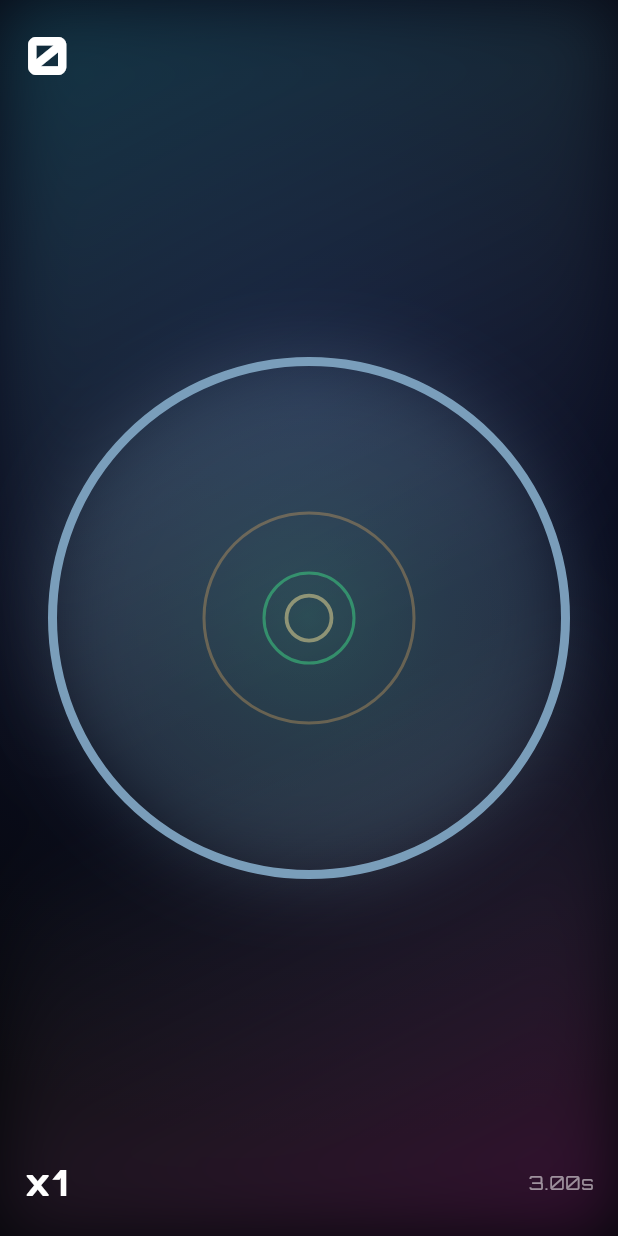
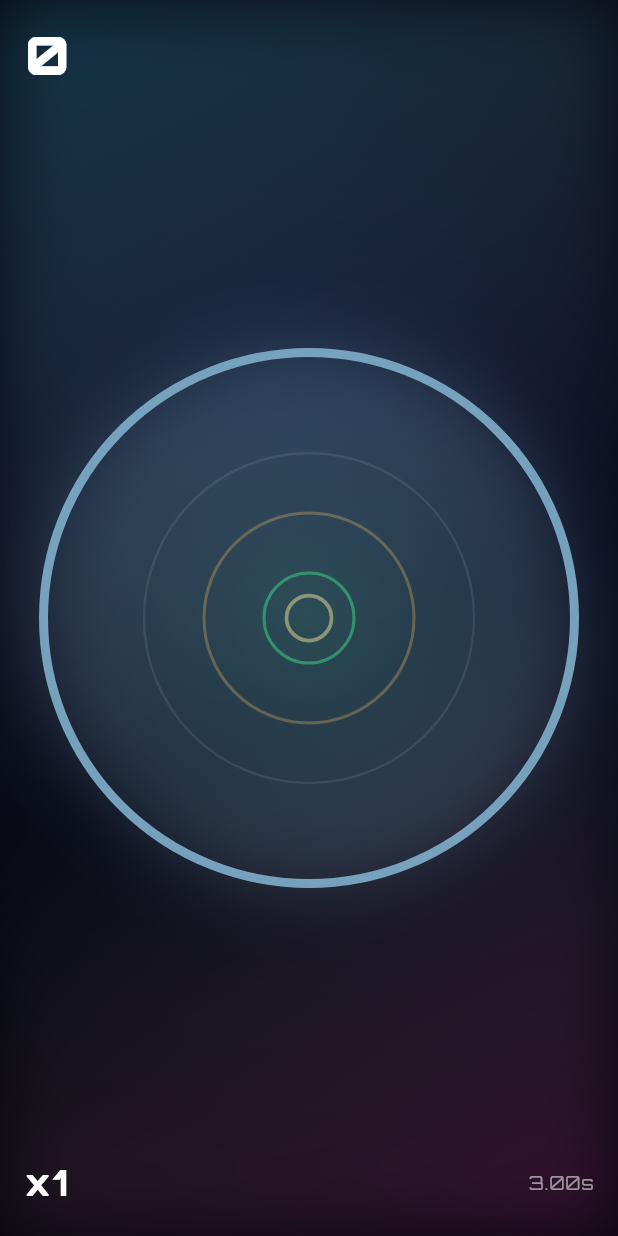
Before and after one commit to dimkahex/NeonTap, a Flutter app: the screen it shows after launch, after a tap on "PLAY", on a phone screen of 412 x 824 dp. Run offline on Flutter 3.47's test engine with Material 3 defaults, Android fonts, the phone set to English and light mode, and no system bars; our stand-ins replace audioplayers, firebase_auth, firebase_core, google_fonts, shared_preferences; accounts and stored records are empty; network calls fail.

Commit message:
gameplay-drift-okzone-floatingpoints
Made-with: Cursor:

```diff
--- a/lib/src/game/judgement.dart
+++ b/lib/src/game/judgement.dart
@@ -1,4 +1,5 @@
 enum HitJudgement {
+  ok,
   ultra,
   perfect,
   good,
@@ -7,6 +8,7 @@ enum HitJudgement {
 
 extension HitJudgementUi on HitJudgement {
   String get label => switch (this) {
+        HitJudgement.ok => 'OK',
         HitJudgement.ultra => 'ULTRA',
         HitJudgement.perfect => 'PERFECT',
         HitJudgement.good => 'GOOD',
@@ -14,6 +16,7 @@ extension HitJudgementUi on HitJudgement {
       };
 
   int get basePoints => switch (this) {
+        HitJudgement.ok => 1,
         HitJudgement.ultra => 10,
         HitJudgement.perfect => 5,
         HitJudgement.good => 2,
--- a/lib/src/screens/game_screen.dart
+++ b/lib/src/screens/game_screen.dart
@@ -11,6 +11,7 @@ import '../services/local_stats.dart';
 import '../services/sfx.dart';
 import '../ui/neon_background.dart';
 import '../ui/neon_circle_painter.dart';
+import '../ui/floating_points_overlay.dart';
 import '../ui/particles_overlay.dart';
 import 'results_screen.dart';
 
@@ -29,8 +30,12 @@ class _GameScreenState extends State<GameScreen> with TickerProviderStateMixin {
   late AnimationController _shrink;
   late AnimationController _pulse;
   late AnimationController _missFlash;
+  late AnimationController _hitPulse;
+  late AnimationController _drift;
 
   final ValueNotifier<ParticleEvent?> _particleEvents = particleEventsNotifier();
+  final ValueNotifier<FloatingPointsEvent?> _floatingPoints = floatingPointsNotifier();
+  final ValueNotifier<Offset> _centerOffset = ValueNotifier<Offset>(Offset.zero);
 
   int _score = 0;
   int _comboPow = 0; // 0..4 => x1..x16
@@ -52,6 +57,10 @@ class _GameScreenState extends State<GameScreen> with TickerProviderStateMixin {
       ..forward();
     _pulse = AnimationController(vsync: this, duration: const Duration(milliseconds: 1100))..repeat();
     _missFlash = AnimationController(vsync: this, duration: const Duration(milliseconds: 180));
+    _hitPulse = AnimationController(vsync: this, duration: const Duration(milliseconds: 140));
+    _drift = AnimationController(vsync: this, duration: const Duration(milliseconds: 3200))
+      ..addListener(_updateDrift)
+      ..repeat();
   }
 
   @override
@@ -61,6 +70,9 @@ class _GameScreenState extends State<GameScreen> with TickerProviderStateMixin {
     _shrink.dispose();
     _pulse.dispose();
     _missFlash.dispose();
+    _hitPulse.dispose();
+    _drift.dispose();
+    _centerOffset.dispose();
     Sfx.stop();
     super.dispose();
   }
@@ -89,6 +101,7 @@ class _GameScreenState extends State<GameScreen> with TickerProviderStateMixin {
     if (r < 15) return HitJudgement.ultra;
     if (r < 30) return HitJudgement.perfect;
     if (r < 70) return HitJudgement.good;
+    if (r < 110) return HitJudgement.ok;
     return HitJudgement.miss;
   }
 
@@ -100,7 +113,14 @@ class _GameScreenState extends State<GameScreen> with TickerProviderStateMixin {
 
   Future<void> _handleJudgement(HitJudgement j) async {
     final int seed = DateTime.now().microsecondsSinceEpoch & 0x7fffffff;
-    emitParticleEvent(_particleEvents, j, seed);
+    final double intensity = switch (j) {
+      HitJudgement.ultra => 1.55,
+      HitJudgement.perfect => 1.25,
+      HitJudgement.good => 1.05,
+      HitJudgement.ok => 0.9,
+      HitJudgement.miss => 0.95,
+    };
+    emitParticleEvent(_particleEvents, j, seed, intensity: intensity);
 
     await Future.wait(<Future<void>>[
       Haptics.forJudgement(j),
@@ -114,22 +134,27 @@ class _GameScreenState extends State<GameScreen> with TickerProviderStateMixin {
         _comboPow = (_comboPow + 1).clamp(0, 4);
         _bestComboPow = math.max(_bestComboPow, _comboPow);
         final int add = j.basePoints * _comboMultiplier;
-        setState(() {
-          _score += add;
-        });
-        _showBigText(j.label, scale: 1.14, glow: true);
+        emitFloatingPoints(_floatingPoints, value: add, j: j, seed: seed);
+        _hitPulse.forward(from: 0);
+        _showBigText(j.label, scale: 1.16, glow: true);
         _slowMoFor(const Duration(seconds: 5));
+        await Future<void>.delayed(const Duration(milliseconds: 120));
+        if (!mounted) return;
+        setState(() => _score += add);
         _restartCycle(scoreAfterTap: _score);
         return;
       case HitJudgement.perfect:
       case HitJudgement.good:
+      case HitJudgement.ok:
         _comboPow = (_comboPow + 1).clamp(0, 4);
         _bestComboPow = math.max(_bestComboPow, _comboPow);
         final int add = j.basePoints * _comboMultiplier;
-        setState(() {
-          _score += add;
-        });
-        _showBigText(j.label, scale: 1.06, glow: false);
+        emitFloatingPoints(_floatingPoints, value: add, j: j, seed: seed);
+        _hitPulse.forward(from: 0);
+        _showBigText(j.label, scale: j == HitJudgement.ok ? 1.02 : 1.08, glow: j == HitJudgement.perfect);
+        await Future<void>.delayed(const Duration(milliseconds: 110));
+        if (!mounted) return;
+        setState(() => _score += add);
         _restartCycle(scoreAfterTap: _score);
         return;
       case HitJudgement.miss:
@@ -141,6 +166,17 @@ class _GameScreenState extends State<GameScreen> with TickerProviderStateMixin {
         await _finishRun();
         return;
     }
+  }
+
+  void _updateDrift() {
+    // Drift starts later to keep early game clean.
+    if (_score < 150) {
+      if (_centerOffset.value != Offset.zero) _centerOffset.value = Offset.zero;
+      return;
+    }
+    final double t = _drift.value * math.pi * 2;
+    final double amp = (_score >= 400 ? 18.0 : 10.0);
+    _centerOffset.value = Offset(math.sin(t * 0.9) * amp, math.cos(t * 1.1) * (amp * 0.7));
   }
 
   void _slowMoFor(Duration d) {
@@ -214,15 +250,17 @@ class _GameScreenState extends State<GameScreen> with TickerProviderStateMixin {
             children: <Widget>[
               Positioned.fill(
                 child: AnimatedBuilder(
-                  animation: Listenable.merge(<Listenable>[_shrink, _pulse, _missFlash]),
+                  animation: Listenable.merge(<Listenable>[_shrink, _pulse, _missFlash, _hitPulse, _centerOffset]),
                   builder: (BuildContext context, _) {
                     final double r = _currentRadius;
+                    final double hitScale = 1.0 + (0.035 * (1.0 - Curves.easeOut.transform(_hitPulse.value)));
                     return CustomPaint(
                       painter: NeonCirclePainter(
-                        radius: r,
+                        radius: r * hitScale,
                         maxRadius: _maxRadius,
                         pulse: distract ? _pulse.value : 0,
                         missFlash: _missFlash.value,
+                        centerOffset: _centerOffset.value,
                       ),
                       child: const SizedBox.expand(),
                     );
@@ -230,6 +268,7 @@ class _GameScreenState extends State<GameScreen> with TickerProviderStateMixin {
                 ),
               ),
               Positioned.fill(child: ParticlesOverlay(events: _particleEvents)),
+              Positioned.fill(child: FloatingPointsOverlay(events: _floatingPoints, centerOffset: _centerOffset)),
               Positioned(
                 top: 14,
                 left: 16,
@@ -288,8 +327,8 @@ class _GameScreenState extends State<GameScreen> with TickerProviderStateMixin {
                               fontWeight: FontWeight.w900,
                               letterSpacing: 2.8,
                               shadows: const <Shadow>[
-                                Shadow(color: Color(0x8835E6FF), blurRadius: 24),
-                                Shadow(color: Color(0x66FF2ED1), blurRadius: 28),
+                                Shadow(color: Color(0xAA35E6FF), blurRadius: 28),
+                                Shadow(color: Color(0x88FF2ED1), blurRadius: 34),
                               ],
                             ),
                       ),
--- /dev/null
+++ b/lib/src/ui/floating_points_overlay.dart
@@ -0,0 +1,172 @@
+import 'dart:math' as math;
+
+import 'package:flutter/material.dart';
+
+import '../game/judgement.dart';
+
+class FloatingPointsOverlay extends StatefulWidget {
+  const FloatingPointsOverlay({
+    super.key,
+    required this.events,
+    required this.centerOffset,
+  });
+
+  final ValueNotifier<FloatingPointsEvent?> events;
+  final ValueNotifier<Offset> centerOffset;
+
+  @override
+  State<FloatingPointsOverlay> createState() => _FloatingPointsOverlayState();
+}
+
+class _FloatingPointsOverlayState extends State<FloatingPointsOverlay> with SingleTickerProviderStateMixin {
+  late final AnimationController _ticker;
+  final List<_FloatingPoints> _items = <_FloatingPoints>[];
+
+  @override
+  void initState() {
+    super.initState();
+    _ticker = AnimationController(vsync: this, duration: const Duration(milliseconds: 16))
+      ..addListener(_onTick)
+      ..repeat();
+    widget.events.addListener(_onEvent);
+  }
+
+  @override
+  void dispose() {
+    widget.events.removeListener(_onEvent);
+    _ticker.dispose();
+    super.dispose();
+  }
+
+  void _onEvent() {
+    final FloatingPointsEvent? e = widget.events.value;
+    if (e == null) return;
+    final int now = DateTime.now().millisecondsSinceEpoch;
+    _items.add(
+      _FloatingPoints(
+        createdAtMs: now,
+        value: e.value,
+        j: e.j,
+        seed: e.seed,
+      ),
+    );
+  }
+
+  void _onTick() {
+    if (_items.isEmpty) return;
+    final int now = DateTime.now().millisecondsSinceEpoch;
+    _items.removeWhere((_) => (now - _.createdAtMs) > _.ttlMs);
+    setState(() {});
+  }
+
+  @override
+  Widget build(BuildContext context) {
+    if (_items.isEmpty) return const SizedBox.shrink();
+
+    final Offset base = Offset(MediaQuery.sizeOf(context).width / 2, MediaQuery.sizeOf(context).height / 2) +
+        widget.centerOffset.value;
+
+    return IgnorePointer(
+      child: Stack(
+        children: _items.map((_) {
+          final int now = DateTime.now().millisecondsSinceEpoch;
+          final double t = ((now - _.createdAtMs) / _.ttlMs).clamp(0.0, 1.0);
+          final double ease = Curves.easeOutCubic.transform(t);
+          final double fade = (1.0 - Curves.easeIn.transform(t)).clamp(0.0, 1.0);
+
+          final math.Random r = math.Random(_.seed);
+          final double xJitter = (r.nextDouble() - 0.5) * 40;
+
+          final Offset p = base + Offset(xJitter, -140 * ease);
+
+          final TextStyle style = _styleFor(context, _.j).copyWith(
+            color: _styleFor(context, _.j).color?.withOpacity(fade),
+          );
+
+          final double scale = (1.15 - 0.15 * t).clamp(0.9, 1.2);
+
+          return Positioned(
+            left: p.dx,
+            top: p.dy,
+            child: Transform.scale(
+              scale: scale,
+              alignment: Alignment.centerLeft,
+              child: Text(
+                '+${_.value}',
+                style: style,
+              ),
+            ),
+          );
+        }).toList(growable: false),
+      ),
+    );
+  }
+
+  TextStyle _styleFor(BuildContext context, HitJudgement j) {
+    final TextStyle base =
+        Theme.of(context).textTheme.headlineSmall?.copyWith(fontWeight: FontWeight.w900, letterSpacing: 0.6) ??
+            const TextStyle(fontSize: 26, fontWeight: FontWeight.w900);
+
+    return switch (j) {
+      HitJudgement.ultra => base.copyWith(
+          fontSize: 34,
+          color: const Color(0xFFFFE082),
+          shadows: const <Shadow>[Shadow(color: Color(0xAAFFE082), blurRadius: 24)],
+        ),
+      HitJudgement.perfect => base.copyWith(
+          fontSize: 30,
+          color: const Color(0xFF2CFF7B),
+          shadows: const <Shadow>[Shadow(color: Color(0x992CFF7B), blurRadius: 18)],
+        ),
+      HitJudgement.good => base.copyWith(
+          fontSize: 26,
+          color: Colors.orangeAccent,
+          shadows: const <Shadow>[Shadow(color: Color(0x88FFB74D), blurRadius: 14)],
+        ),
+      HitJudgement.ok => base.copyWith(
+          fontSize: 22,
+          color: Colors.white70,
+          shadows: const <Shadow>[Shadow(color: Color(0x8835E6FF), blurRadius: 10)],
+        ),
+      HitJudgement.miss => base.copyWith(
+          fontSize: 24,
+          color: Colors.redAccent,
+          shadows: const <Shadow>[Shadow(color: Color(0x88FF3355), blurRadius: 14)],
+        ),
+    };
+  }
+}
+
+class FloatingPointsEvent {
+  const FloatingPointsEvent({
+    required this.value,
+    required this.j,
+    required this.seed,
+  });
+
+  final int value;
+  final HitJudgement j;
+  final int seed;
+}
+
+ValueNotifier<FloatingPointsEvent?> floatingPointsNotifier() => ValueNotifier<FloatingPointsEvent?>(null);
+
+void emitFloatingPoints(ValueNotifier<FloatingPointsEvent?> n, {required int value, required HitJudgement j, required int seed}) {
+  n.value = FloatingPointsEvent(value: value, j: j, seed: seed);
+}
+
+class _FloatingPoints {
+  const _FloatingPoints({
+    required this.createdAtMs,
+    required this.value,
+    required this.j,
+    required this.seed,
+  });
+
+  final int createdAtMs;
+  final int value;
+  final HitJudgement j;
+  final int seed;
+
+  int get ttlMs => 620;
+}
--- a/lib/src/ui/neon_circle_painter.dart
+++ b/lib/src/ui/neon_circle_painter.dart
@@ -11,16 +11,18 @@ class NeonCirclePainter extends CustomPainter {
     required this.maxRadius,
     required this.pulse,
     required this.missFlash,
+    required this.centerOffset,
   });
 
   final double radius;
   final double maxRadius;
   final double pulse; // 0..1
   final double missFlash; // 0..1
+  final Offset centerOffset;
 
   @override
   void paint(Canvas canvas, Size size) {
-    final Offset c = Offset(size.width / 2, size.height / 2);
+    final Offset c = Offset(size.width / 2, size.height / 2) + centerOffset;
     final Rect bounds = Offset.zero & size;
 
     final Paint bgGlow = Paint()
@@ -56,6 +58,7 @@ class NeonCirclePainter extends CustomPainter {
     _ring(canvas, c, 70, Colors.orangeAccent.withOpacity(0.35));
     _ring(canvas, c, 30, const Color(0xFF2CFF7B).withOpacity(0.45));
     _ring(canvas, c, 15, const Color(0xFFFFE082).withOpacity(0.55), width: 2.5);
+    _ring(canvas, c, 110, Colors.white.withOpacity(0.10), width: 1.5); // OK zone (wide / low points)
 
     canvas.drawCircle(c, r * 1.02 * distract, outerGlow);
     canvas.drawCircle(c, r * distract, ring);
@@ -79,6 +82,7 @@ class NeonCirclePainter extends CustomPainter {
     return oldDelegate.radius != radius ||
         oldDelegate.maxRadius != maxRadius ||
         oldDelegate.pulse != pulse ||
-        oldDelegate.missFlash != missFlash;
+        oldDelegate.missFlash != missFlash ||
+        oldDelegate.centerOffset != centerOffset;
   }
 }
--- a/lib/src/ui/particles_overlay.dart
+++ b/lib/src/ui/particles_overlay.dart
@@ -51,6 +51,7 @@ class _ParticlesOverlayState extends State<ParticlesOverlay> with SingleTickerPr
               t: _c.value,
               color: _colorFor(e.j),
               seed: e.seed,
+              intensity: e.intensity,
             ),
             size: Size.infinite,
           );
@@ -68,11 +69,12 @@ class _ParticlesOverlayState extends State<ParticlesOverlay> with SingleTickerPr
 }
 
 class _ParticlesPainter extends CustomPainter {
-  _ParticlesPainter({required this.t, required this.color, required this.seed});
+  _ParticlesPainter({required this.t, required this.color, required this.seed, required this.intensity});
 
   final double t; // 0..1
   final Color color;
   final int seed;
+  final double intensity; // 0.8..1.6
 
   @override
   void paint(Canvas canvas, Size size) {
@@ -81,17 +83,17 @@ class _ParticlesPainter extends CustomPainter {
     // Expanding shockwave.
     final Paint wave = Paint()
       ..style = PaintingStyle.stroke
-      ..strokeWidth = 3
+      ..strokeWidth = 3.0 * intensity
       ..color = color.withOpacity((1 - t) * 0.55);
-    canvas.drawCircle(c, 30 + 220 * t, wave);
+    canvas.drawCircle(c, 30 + (220 * intensity) * t, wave);
 
     // Simple burst dots.
     final math.Random r = math.Random(seed);
-    final int n = 18;
+    final int n = (18 * intensity).round().clamp(12, 48);
     for (int i = 0; i < n; i++) {
       final double a = r.nextDouble() * math.pi * 2;
-      final double sp = 40 + r.nextDouble() * 180;
-      final double rad = 2 + r.nextDouble() * 3;
+      final double sp = (40 + r.nextDouble() * 180) * intensity;
+      final double rad = (2 + r.nextDouble() * 3) * (0.85 + 0.25 * intensity);
       final double dist = sp * Curves.easeOut.transform(t);
       final Offset p = c + Offset(math.cos(a), math.sin(a)) * dist;
       final Paint dot = Paint()..color = color.withOpacity((1 - t) * 0.9);
@@ -106,14 +108,15 @@ class _ParticlesPainter extends CustomPainter {
 }
 
 class ParticleEvent {
-  const ParticleEvent({required this.j, required this.seed});
+  const ParticleEvent({required this.j, required this.seed, required this.intensity});
 
   final HitJudgement j;
   final int seed;
+  final double intensity;
 }
 
 ValueNotifier<ParticleEvent?> particleEventsNotifier() => ValueNotifier<ParticleEvent?>(null);
 
-void emitParticleEvent(ValueNotifier<ParticleEvent?> n, HitJudgement j, int seed) {
-  n.value = ParticleEvent(j: j, seed: seed);
+void emitParticleEvent(ValueNotifier<ParticleEvent?> n, HitJudgement j, int seed, {required double intensity}) {
+  n.value = ParticleEvent(j: j, seed: seed, intensity: intensity);
 }
```
